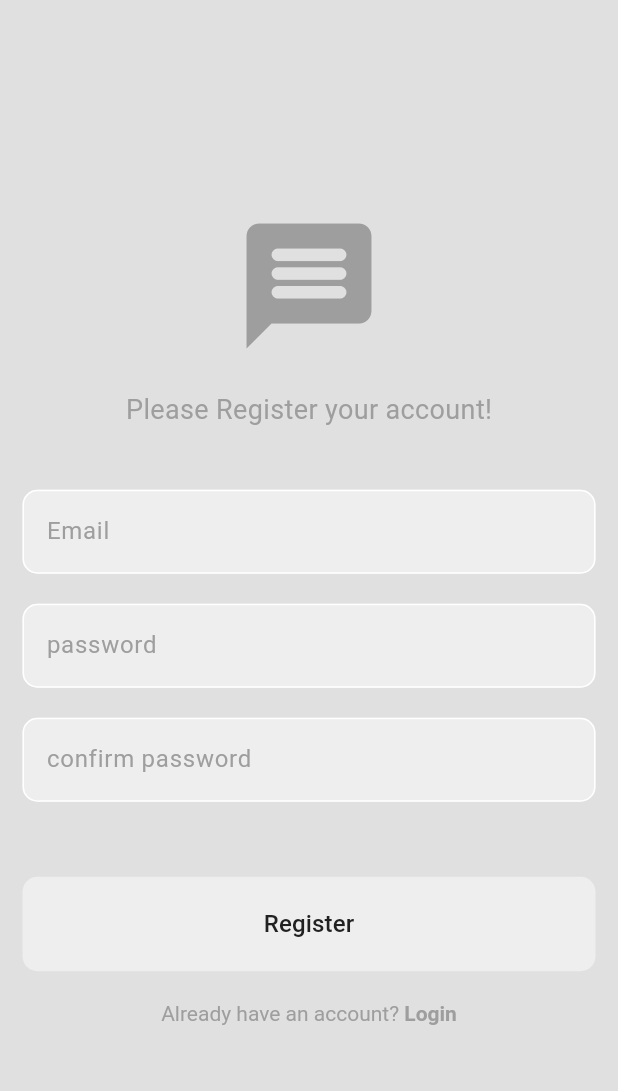
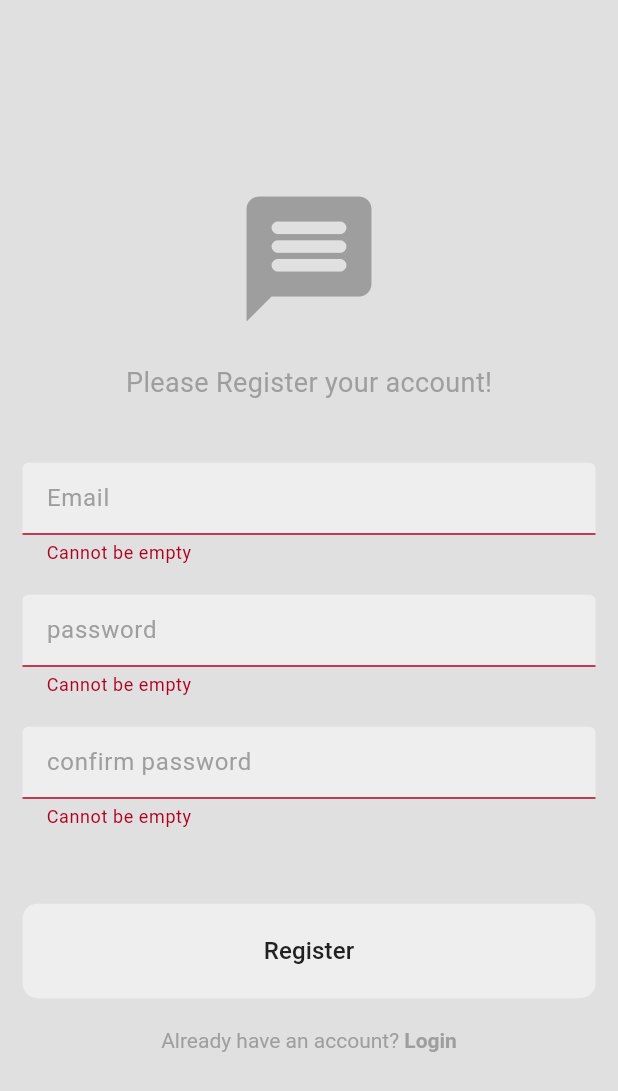
Before and after one commit to PranjalPiya/Hamro-ChatApp, a Flutter app: the RegisterScreen screen opened directly, after a tap on "Register", on a phone screen of 412 x 824 dp. Shown: the top 1091 px of the screen. Run offline on Flutter 3.47's test engine with Material 3 defaults, Android fonts, the phone set to English and light mode, and no system bars; our stand-ins replace bloc, cloud_firestore, equatable, firebase_auth, firebase_core, flutter_bloc; accounts and stored records are empty; generated files the repository leaves out were written again; network calls fail.

```diff
--- a/lib/auth/auth_check.dart
+++ b/lib/auth/auth_check.dart
@@ -1,6 +1,6 @@
 import 'package:chatapp/auth/login_or_register.dart';
 import 'package:chatapp/presentation/home_screen.dart';
-import 'package:chatapp/presentation/login_screen.dart';
+import 'package:chatapp/presentation/login/login_screen.dart';
 import 'package:firebase_auth/firebase_auth.dart';
 import 'package:flutter/material.dart';
 
--- a/lib/auth/auth_services.dart
+++ b/lib/auth/auth_services.dart
@@ -1,15 +1,20 @@
+import 'package:cloud_firestore/cloud_firestore.dart';
 import 'package:firebase_auth/firebase_auth.dart';
 
 class AuthServices {
-  //instance of auth
+  //instance of firebase and fire store
   final FirebaseAuth auth = FirebaseAuth.instance;
-
+  final FirebaseFirestore _firebaseFirestore = FirebaseFirestore.instance;
 // sign up
   Future<UserCredential> signUpWithEmailPassword(
       String? email, String? password) async {
     try {
       UserCredential credential = await auth.createUserWithEmailAndPassword(
           email: email!, password: password!);
+      _firebaseFirestore.collection('Users').doc(credential.user!.uid).set({
+        'uid': credential.user!.uid,
+        'email': credential.user!.email,
+      });
       return credential;
     } on FirebaseAuthException catch (e) {
       throw Exception(e.code);
--- a/lib/auth/login_or_register.dart
+++ b/lib/auth/login_or_register.dart
@@ -1,6 +1,6 @@
 import 'package:chatapp/presentation/home_screen.dart';
-import 'package:chatapp/presentation/login_screen.dart';
-import 'package:chatapp/presentation/register_screen.dart';
+import 'package:chatapp/presentation/login/login_screen.dart';
+import 'package:chatapp/presentation/register/register_screen.dart';
 import 'package:firebase_auth/firebase_auth.dart';
 import 'package:flutter/material.dart';
 
--- a/lib/components/custom_textformfield.dart
+++ b/lib/components/custom_textformfield.dart
@@ -6,10 +6,12 @@ class CustomTextFormField extends StatelessWidget {
   final TextEditingController controller;
   final String hintText;
   final bool obscure;
+  final String? Function(String?)? validator;
   const CustomTextFormField(
       {super.key,
       required this.controller,
       required this.hintText,
+      required this.validator,
       required this.obscure});
 
   @override
@@ -20,6 +22,7 @@ class CustomTextFormField extends StatelessWidget {
           onTapOutside: (event) => FocusScope.of(context).unfocus(),
           controller: controller,
           obscureText: obscure,
+          validator: validator,
           decoration: InputDecoration(
             fillColor: Theme.of(context).colorScheme.secondary,
             filled: true,
--- /dev/null
+++ b/lib/presentation/chats/chat_services.dart
@@ -0,0 +1,14 @@
+import 'package:firebase_auth/firebase_auth.dart';
+
+class ChatServices {
+  //creating a firebase instance
+  final FirebaseAuth auth = FirebaseAuth.instance;
+
+  //get users
+  // Stream<Map<String, dynamic>> getAllUser(){
+
+  // }
+  //send message
+
+  // get messages
+}
--- a/lib/presentation/login_screen.dart
+++ b/lib/presentation/login/login_screen.dart
@@ -82,6 +82,12 @@ class _LoginScreenState extends State<LoginScreen> {
                       height: 40,
                     ),
                     CustomTextFormField(
+                        validator: (p0) {
+                          if (p0!.isEmpty) {
+                            return 'required*';
+                          }
+                          return null;
+                        },
                         controller: _emailController,
                         hintText: 'Email',
                         obscure: false),
@@ -89,6 +95,12 @@ class _LoginScreenState extends State<LoginScreen> {
                       height: 20,
                     ),
                     CustomTextFormField(
+                        validator: (p0) {
+                          if (p0!.isEmpty) {
+                            return 'required*';
+                          }
+                          return null;
+                        },
                         controller: _passwordController,
                         hintText: 'password',
                         obscure: false),
--- /dev/null
+++ b/lib/presentation/register/register_screen.dart
@@ -0,0 +1,135 @@
+import 'package:chatapp/components/custom_button.dart';
+import 'package:chatapp/components/custom_textformfield.dart';
+import 'package:flutter/gestures.dart';
+import 'package:flutter/material.dart';
+
+class RegisterScreen extends StatefulWidget {
+  final void Function()? onTap;
+
+  const RegisterScreen({super.key, this.onTap});
+
+  @override
+  State<RegisterScreen> createState() => _RegisterScreenState();
+}
+
+class _RegisterScreenState extends State<RegisterScreen> {
+  final _globalKey = GlobalKey<FormState>();
+  final TextEditingController _emailController = TextEditingController();
+  final TextEditingController _passwordController = TextEditingController();
+  final TextEditingController _confirmPasswordController =
+      TextEditingController();
+
+  @override
+  void dispose() {
+    _emailController.dispose();
+    _passwordController.dispose();
+    _confirmPasswordController.dispose();
+    super.dispose();
+  }
+
+  @override
+  Widget build(BuildContext context) {
+    return Scaffold(
+      backgroundColor: Theme.of(context).colorScheme.background,
+      body: Center(
+        child: SingleChildScrollView(
+          physics: const BouncingScrollPhysics(),
+          child: Form(
+            key: _globalKey,
+            child: Column(
+              mainAxisAlignment: MainAxisAlignment.center,
+              children: [
+                Icon(
+                  Icons.message_rounded,
+                  size: 100,
+                  color: Theme.of(context).colorScheme.primary,
+                ),
+                const SizedBox(
+                  height: 20,
+                ),
+                Text(
+                  'Please Register your account!',
+                  style: TextStyle(
+                      fontSize: 18,
+                      color: Theme.of(context).colorScheme.primary),
+                ),
+                const SizedBox(
+                  height: 40,
+                ),
+                CustomTextFormField(
+                  controller: _emailController,
+                  hintText: 'Email',
+                  obscure: false,
+                  validator: (p0) {
+                    if (p0!.isEmpty) {
+                      return 'Cannot be empty';
+                    }
+                    return null;
+                  },
+                ),
+                const SizedBox(
+                  height: 20,
+                ),
+                CustomTextFormField(
+                  controller: _passwordController,
+                  hintText: 'password',
+                  obscure: false,
+                  validator: (p0) {
+                    if (p0!.isEmpty) {
+                      return 'Cannot be empty';
+                    }
+                    return null;
+                  },
+                ),
+                const SizedBox(
+                  height: 20,
+                ),
+                CustomTextFormField(
+                  controller: _confirmPasswordController,
+                  hintText: 'confirm password',
+                  obscure: false,
+                  validator: (p0) {
+                    if (p0!.isEmpty) {
+                      return 'Cannot be empty';
+                    } else if (_passwordController !=
+                        _confirmPasswordController) {
+                      return 'Password did not matched';
+                    }
+                    return null;
+                  },
+                ),
+                const SizedBox(
+                  height: 50,
+                ),
+                CustomButton(
+                  title: 'Register',
+                  onPressed: () {
+                    if (_globalKey.currentState!.validate()) {
+                      _globalKey.currentState!.save();
+                    }
+                  },
+                ),
+                const SizedBox(
+                  height: 20,
+                ),
+                RichText(
+                    text: TextSpan(children: [
+                  TextSpan(
+                      text: 'Already have an account? ',
+                      style: TextStyle(
+                          color: Theme.of(context).colorScheme.primary)),
+                  TextSpan(
+                      recognizer: TapGestureRecognizer()..onTap = widget.onTap,
+                      text: 'Login',
+                      style: TextStyle(
+                          fontWeight: FontWeight.w600,
+                          color: Theme.of(context).colorScheme.primary))
+                ]))
+              ],
+            ),
+          ),
+        ),
+      ),
+    );
+  }
+}
--- a/lib/presentation/register_screen.dart
+++ /dev/null
@@ -1,102 +0,0 @@
-import 'package:chatapp/components/custom_button.dart';
-import 'package:chatapp/components/custom_textformfield.dart';
-import 'package:flutter/gestures.dart';
-import 'package:flutter/material.dart';
-
-class RegisterScreen extends StatefulWidget {
-  final void Function()? onTap;
-
-  const RegisterScreen({super.key, this.onTap});
-
-  @override
-  State<RegisterScreen> createState() => _RegisterScreenState();
-}
-
-class _RegisterScreenState extends State<RegisterScreen> {
-  final TextEditingController _emailController = TextEditingController();
-  final TextEditingController _passwordController = TextEditingController();
-  final TextEditingController _confirmPasswordController =
-      TextEditingController();
-
-  @override
-  void dispose() {
-    _emailController.dispose();
-    _passwordController.dispose();
-    _confirmPasswordController.dispose();
-    super.dispose();
-  }
-
-  @override
-  Widget build(BuildContext context) {
-    return Scaffold(
-      backgroundColor: Theme.of(context).colorScheme.background,
-      body: Center(
-        child: SingleChildScrollView(
-          physics: const BouncingScrollPhysics(),
-          child: Column(
-            mainAxisAlignment: MainAxisAlignment.center,
-            children: [
-              Icon(
-                Icons.message_rounded,
-                size: 100,
-                color: Theme.of(context).colorScheme.primary,
-              ),
-              const SizedBox(
-                height: 20,
-              ),
-              Text(
-                'Please Register your account!',
-                style: TextStyle(
-                    fontSize: 18, color: Theme.of(context).colorScheme.primary),
-              ),
-              const SizedBox(
-                height: 40,
-              ),
-              CustomTextFormField(
-                  controller: _emailController,
-                  hintText: 'Email',
-                  obscure: false),
-              const SizedBox(
-                height: 20,
-              ),
-              CustomTextFormField(
-                  controller: _passwordController,
-                  hintText: 'password',
-                  obscure: false),
-              const SizedBox(
-                height: 20,
-              ),
-              CustomTextFormField(
-                  controller: _confirmPasswordController,
-                  hintText: 'confirm password',
-                  obscure: false),
-              const SizedBox(
-                height: 50,
-              ),
-              CustomButton(
-                title: 'Register',
-                onPressed: () {},
-              ),
-              const SizedBox(
-                height: 20,
-              ),
-              RichText(
-                  text: TextSpan(children: [
-                TextSpan(
-                    text: 'Already have an account? ',
-                    style: TextStyle(
-                        color: Theme.of(context).colorScheme.primary)),
-                TextSpan(
-                    recognizer: TapGestureRecognizer()..onTap = widget.onTap,
-                    text: 'Login',
-                    style: TextStyle(
-                        fontWeight: FontWeight.w600,
-                        color: Theme.of(context).colorScheme.primary))
-              ]))
-            ],
-          ),
-        ),
-      ),
-    );
-  }
-}
--- a/pubspec.yaml
+++ b/pubspec.yaml
@@ -39,6 +39,7 @@ dependencies:
   firebase_auth: ^5.1.2
   flutter_bloc: ^8.1.6
   equatable: ^2.0.5
+  cloud_firestore: ^5.2.1
 
 dev_dependencies:
   flutter_test:
```
Also changed, not shown: pubspec.lock, 3 other files.
